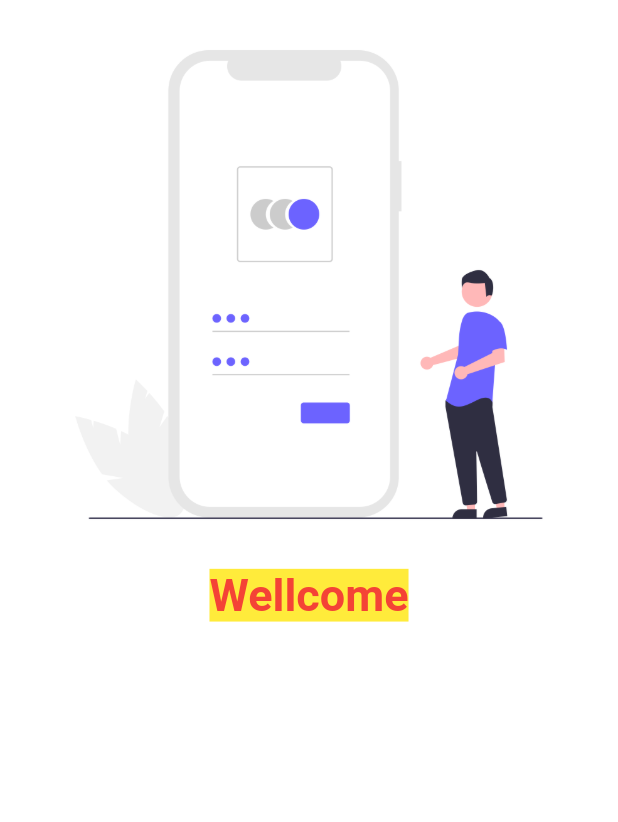
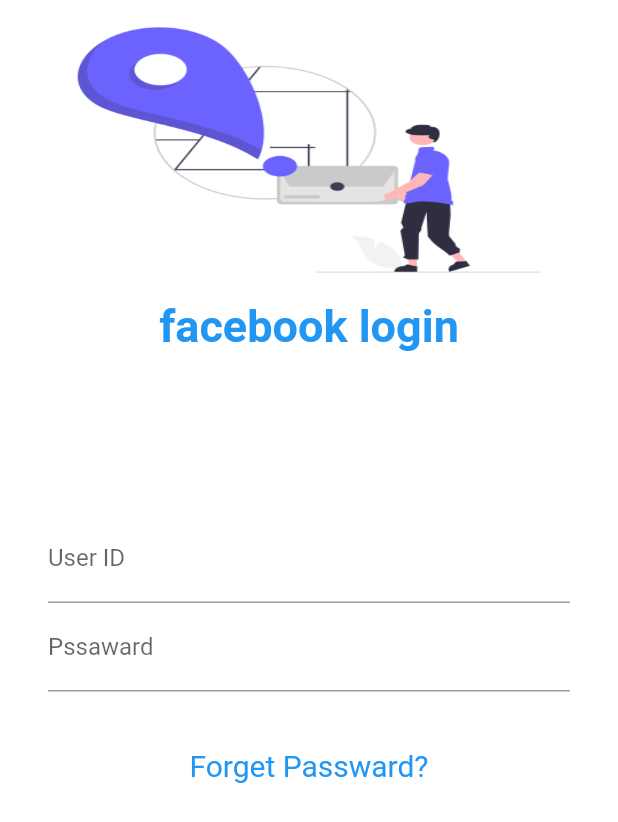
Before and after one commit to anniaktar/dailycodes, a Flutter app: the screen it shows after launch, on a phone screen of 412 x 824 dp. Shown: the top 822 px of the screen. Run offline on Flutter 3.47's test engine with Material 2 defaults, Android fonts, the phone set to English and light mode, and no system bars; missing offline and left inert: dart:html.

Commit message:
day4 complete

```diff
--- a/lib/pages/loginpage.dart
+++ b/lib/pages/loginpage.dart
@@ -11,16 +11,49 @@ class LoginPage extends StatelessWidget {
         color: Colors.white,
         child: Column(
           children: [
-            Image.asset("assets/images/login-image.png.png"),
+            SizedBox(
+                width: 400,
+                height: 200,
+                child: Image.asset(
+                  "assets/images/login page2image-png.png",
+                  fit: BoxFit.fill,
+                )),
             Text(
-              "Wellcome",
+              "facebook login",
               style: TextStyle(
                 fontStyle: FontStyle.normal,
                 fontWeight: FontWeight.bold,
                 fontSize: 30,
-                color: Colors.red,
-                backgroundColor: Colors.yellow,
+                color: Colors.blue,
               ),
+            ),
+            const SizedBox(
+              height: 100,
+            ),
+            Padding(
+              padding:
+                  const EdgeInsets.symmetric(vertical: 8.0, horizontal: 32.0),
+              child: Column(
+                children: [
+                  TextFormField(
+                    decoration: InputDecoration(
+                        hintText: " Enter Your User ID", labelText: "User ID"),
+                  ),
+                  TextFormField(
+                    obscureText: true,
+                    decoration: InputDecoration(
+                        hintText: " Enter Your Forget Password",
+                        labelText: "Pssaward"),
+                  ),
+                  const SizedBox(
+                    height: 30,
+                  ),
+                ],
+              ),
+            ),
+            const Text(
+              "Forget Passward?",
+              style: TextStyle(fontSize: 20, color: Colors.blue),
             )
           ],
         ));
```
Also changed, not shown: assets/images/login page2image-png.png (added), assets/images/login-image.png.png (deleted).
